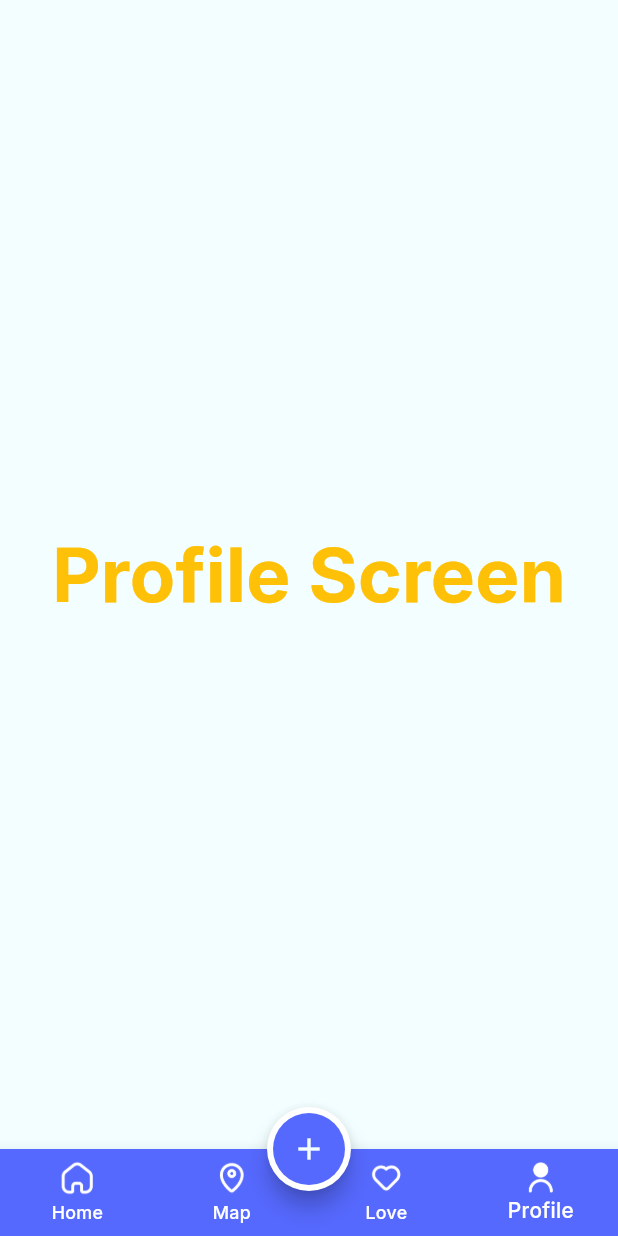
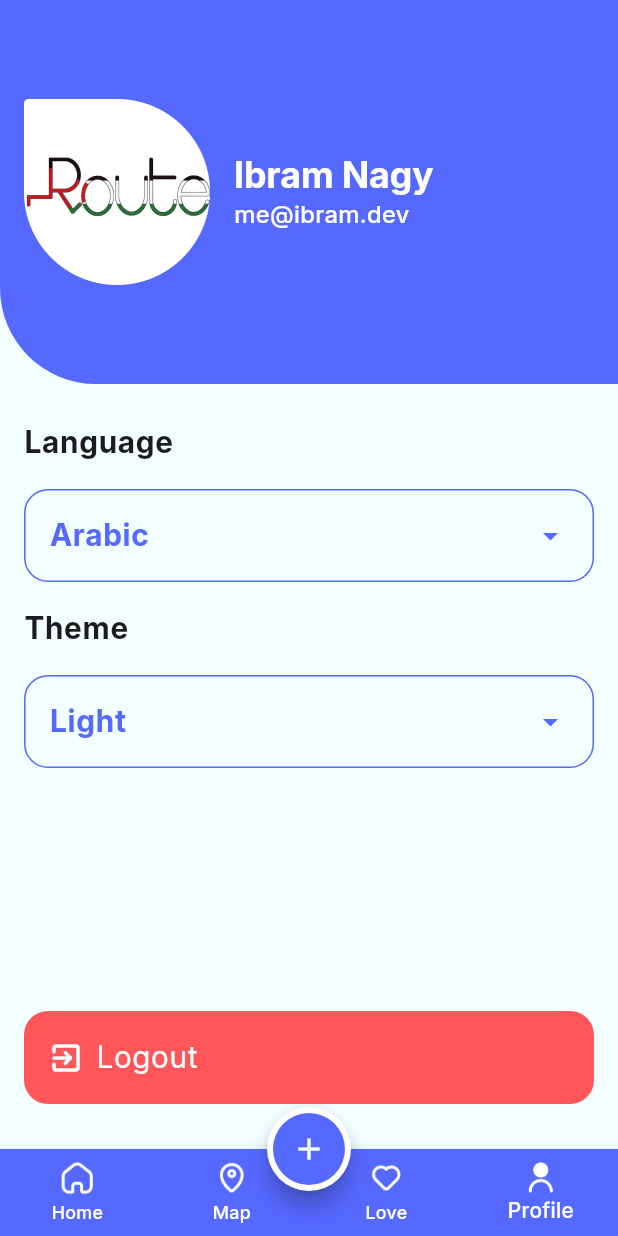
Before and after one commit to Ibrram/evently_app, a Flutter app: the LayoutController screen opened by its route, item 4 of the bottom bar chosen, on a phone screen of 412 x 824 dp. Run offline on Flutter 3.47's test engine with Material 3 defaults, Android fonts, the phone set to English and light mode, and no system bars; our stand-ins replace bot_toast, cloud_firestore, firebase_core, flutter_easyloading; accounts and stored records are empty.

Commit message:
profile UI

```diff
--- a/lib/core/constants/app_assets.dart
+++ b/lib/core/constants/app_assets.dart
@@ -1,5 +1,6 @@
 abstract class AppAssets {
   static const String logoV = 'assets/images/app_logo_vertical.png';
+  static const String routeWhiteLogo = 'assets/images/route_white_logo.png';
   static const String brandingLogo = 'assets/images/branding_logo.png';
   static const String emailIcon = 'assets/icons/mail_icon.png';
   static const String passwordIcon = 'assets/icons/password_icon.png';
--- a/lib/core/theme_manager/app_theme_manager.dart
+++ b/lib/core/theme_manager/app_theme_manager.dart
@@ -25,6 +25,12 @@ abstract class AppThemeManager {
       unselectedItemColor: Colors.white,
     ),
     textTheme: const TextTheme(
+      titleLarge: TextStyle(
+        fontFamily: 'Inter',
+        fontWeight: FontWeight.w700,
+        fontSize: 24,
+        color: Colors.white,
+      ),
       bodyLarge: TextStyle(
         fontFamily: 'Inter',
         fontWeight: FontWeight.w500,
--- a/lib/core/widgets/custom_button.dart
+++ b/lib/core/widgets/custom_button.dart
@@ -7,11 +7,13 @@ class CustomButton extends StatelessWidget {
     this.child,
     this.backgroundColor,
     this.onPressed,
+    this.borderColor = ColorPalette.primaryColor,
   });
 
   final Widget? child;
   final void Function()? onPressed;
   final Color? backgroundColor;
+  final Color borderColor;
   @override
   Widget build(BuildContext context) {
     return ElevatedButton(
@@ -23,7 +25,7 @@ class CustomButton extends StatelessWidget {
         padding: EdgeInsets.zero,
         shape: RoundedRectangleBorder(
           borderRadius: BorderRadius.circular(16),
-          side: const BorderSide(color: ColorPalette.primaryColor),
+          side: BorderSide(color: borderColor),
         ),
       ),
       child: child,
--- a/lib/modules/sub_modules/profile/profile_screen.dart
+++ b/lib/modules/sub_modules/profile/profile_screen.dart
@@ -1,3 +1,7 @@
+import 'package:evently_task_app/core/constants/app_assets.dart';
+import 'package:evently_task_app/core/theme_manager/color_palette.dart';
+import 'package:evently_task_app/core/widgets/custom_button.dart';
+import 'package:evently_task_app/modules/sub_modules/profile/widgets/drop_down_menu_widget.dart';
 import 'package:flutter/material.dart';
 
 class ProfileScreen extends StatelessWidget {
@@ -5,15 +9,104 @@ class ProfileScreen extends StatelessWidget {
 
   @override
   Widget build(BuildContext context) {
-    return const Center(
-      child: Text(
-        'Profile Screen',
-        style: TextStyle(
-          color: Colors.amber,
-          fontSize: 50,
-          fontWeight: FontWeight.bold,
+    var theme = Theme.of(context);
+    return Column(
+      children: [
+        Container(
+          height: 256,
+          decoration: BoxDecoration(
+            color: theme.primaryColor,
+            borderRadius: const BorderRadius.only(
+              bottomLeft: Radius.circular(64),
+            ),
+          ),
+          child: SafeArea(
+            child: Padding(
+              padding: const EdgeInsets.all(16.0),
+              child: Row(
+                spacing: 16,
+                children: [
+                  Image.asset(AppAssets.routeWhiteLogo, width: 124),
+                  Column(
+                    mainAxisAlignment: MainAxisAlignment.center,
+                    crossAxisAlignment: CrossAxisAlignment.start,
+                    children: [
+                      Text('Ibram Nagy', style: theme.textTheme.titleLarge),
+                      Text('me@ibram.dev', style: theme.textTheme.bodyMedium),
+                    ],
+                  ),
+                ],
+              ),
+            ),
+          ),
         ),
-      ),
+        const SizedBox(height: 24),
+        Expanded(
+          child: Padding(
+            padding: const EdgeInsetsGeometry.symmetric(horizontal: 16),
+            child: Column(
+              spacing: 16,
+              crossAxisAlignment: CrossAxisAlignment.stretch,
+              children: [
+                Text(
+                  'Language',
+                  style: theme.textTheme.bodyLarge?.copyWith(
+                    fontWeight: FontWeight.w700,
+                    color: ColorPalette.blackTextColor,
+                  ),
+                ),
+                const DropDownMenuWidget(
+                  items: [
+                    DropdownMenuItem(value: 'ar', child: Text('Arabic')),
+                    DropdownMenuItem(value: 'en', child: Text('English')),
+                  ],
+                ),
+                Text(
+                  'Theme',
+                  style: theme.textTheme.bodyLarge?.copyWith(
+                    fontWeight: FontWeight.w700,
+                    color: ColorPalette.blackTextColor,
+                  ),
+                ),
+                const DropDownMenuWidget(
+                  items: [
+                    DropdownMenuItem(value: 'light', child: Text('Light')),
+                    DropdownMenuItem(value: 'dark', child: Text('Dark')),
+                  ],
+                ),
+                const Spacer(),
+                Container(
+                  margin: const EdgeInsets.symmetric(vertical: 30),
+                  child: CustomButton(
+                    onPressed: () {},
+                    backgroundColor: ColorPalette.textFormBorderErrorColor,
+                    borderColor: Colors.transparent,
+                    child: Padding(
+                      padding: const EdgeInsets.all(16.0),
+                      child: Row(
+                        spacing: 8,
+                        children: [
+                          const Icon(
+                            Icons.exit_to_app_rounded,
+                            size: 24,
+                            color: Colors.white,
+                          ),
+                          Text(
+                            'Logout',
+                            style: theme.textTheme.bodyLarge?.copyWith(
+                              fontWeight: FontWeight.w400,
+                            ),
+                          ),
+                        ],
+                      ),
+                    ),
+                  ),
+                ),
+              ],
+            ),
+          ),
+        ),
+      ],
     );
   }
 }
--- /dev/null
+++ b/lib/modules/sub_modules/profile/widgets/drop_down_menu_widget.dart
@@ -0,0 +1,52 @@
+import 'package:flutter/material.dart';
+
+class DropDownMenuWidget extends StatefulWidget {
+  const DropDownMenuWidget({
+    super.key,
+    required this.items,
+    // required this.hintText,
+  });
+  final List<DropdownMenuItem> items;
+  // final String hintText;
+
+  @override
+  State<DropDownMenuWidget> createState() => _DropDownMenuWidgetState();
+}
+
+class _DropDownMenuWidgetState extends State<DropDownMenuWidget> {
+  String? selected;
+  @override
+  void initState() {
+    super.initState();
+    selected = widget.items.first.value;
+  }
+
+  @override
+  Widget build(BuildContext context) {
+    var theme = Theme.of(context);
+    return Container(
+      padding: const EdgeInsets.symmetric(horizontal: 16, vertical: 6),
+      decoration: BoxDecoration(
+        border: BoxBorder.all(color: theme.primaryColor),
+        borderRadius: BorderRadius.circular(16),
+      ),
+      child: DropdownButtonHideUnderline(
+        child: DropdownButton(
+          isExpanded: true,
+          value: selected,
+          items: widget.items,
+          style: theme.textTheme.bodyLarge?.copyWith(
+            color: theme.primaryColor,
+            fontWeight: FontWeight.w700,
+          ),
+          iconEnabledColor: theme.primaryColor,
+          onChanged: (value) {
+            setState(() {
+              selected = value;
+            });
+          },
+        ),
+      ),
+    );
+  }
+}
```
Also changed, not shown: assets/images/route_white_logo.png (added).
